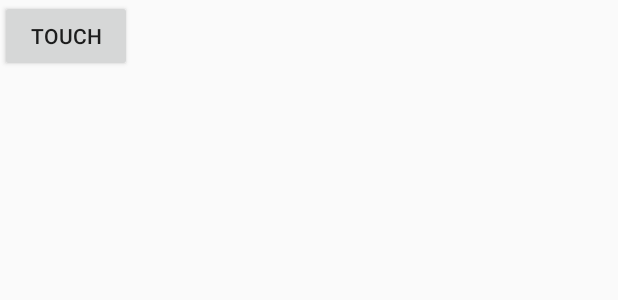
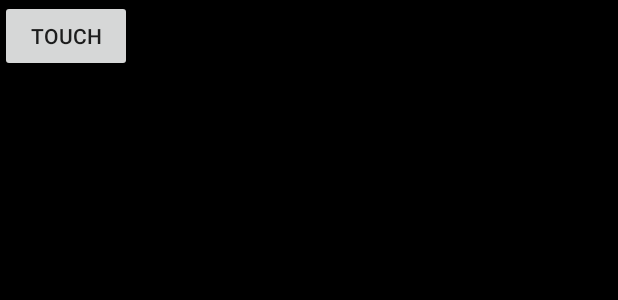
Before and after one commit to githubBanana/LoadViewApp, an Android app: the layout fragment_test_layout.xml on its own in the app's theme, with its tools: preview values and no code run, on a phone screen of 412 x 824 dp. Shown: the top 300 px of the screen. Run offline under Robolectric (Android 15) with nearby library versions, the phone set to English and light mode, and no system bars.

Commit message:
update something

```diff
--- a/app/src/main/java/com/xs/loadviewapp/fragment/TestFragment.java
+++ b/app/src/main/java/com/xs/loadviewapp/fragment/TestFragment.java
@@ -41,7 +41,8 @@ public class TestFragment extends BaseFragment {
          /*   showProgress();
             Toast.makeText(getActivity(),"test",Toast.LENGTH_LONG).show();
             mBtn.postDelayed(() -> dismissProgress(),5000);*/
-            AppHelpFragment.getHelp("test").show(getChildFragmentManager(),"test");
+//            AppHelpFragment.getHelp("test").show(getChildFragmentManager(),"test");
+            showProgress();
         });
     }
 
--- a/app/src/main/res/layout/fragment_test_layout.xml
+++ b/app/src/main/res/layout/fragment_test_layout.xml
@@ -2,7 +2,8 @@
 <LinearLayout xmlns:android="http://schemas.android.com/apk/res/android"
     android:orientation="vertical" android:layout_width="match_parent"
     android:layout_height="match_parent"
-    android:layout_gravity="center">
+    android:layout_gravity="center"
+    android:background="@android:color/black">
 
     <Button
         android:id="@+id/btn_touch"
--- a/loadinglib/src/main/res/values/styles.xml
+++ b/loadinglib/src/main/res/values/styles.xml
@@ -7,7 +7,7 @@
     <style name="AppTheme.Loading">
         <item name="android:windowBackground">@android:color/transparent</item>
         <item name="android:windowContentOverlay">@null</item>
-        <item name="android:windowIsFloating">true</item>
+        <!--<item name="android:windowIsFloating">true</item>-->
         <item name="android:windowFrame">@null</item>
     </style>
 
```
Also changed, not shown: loadinglib/src/main/res/layout/layout_state_loading_view.xml (+9 -6 lines).
